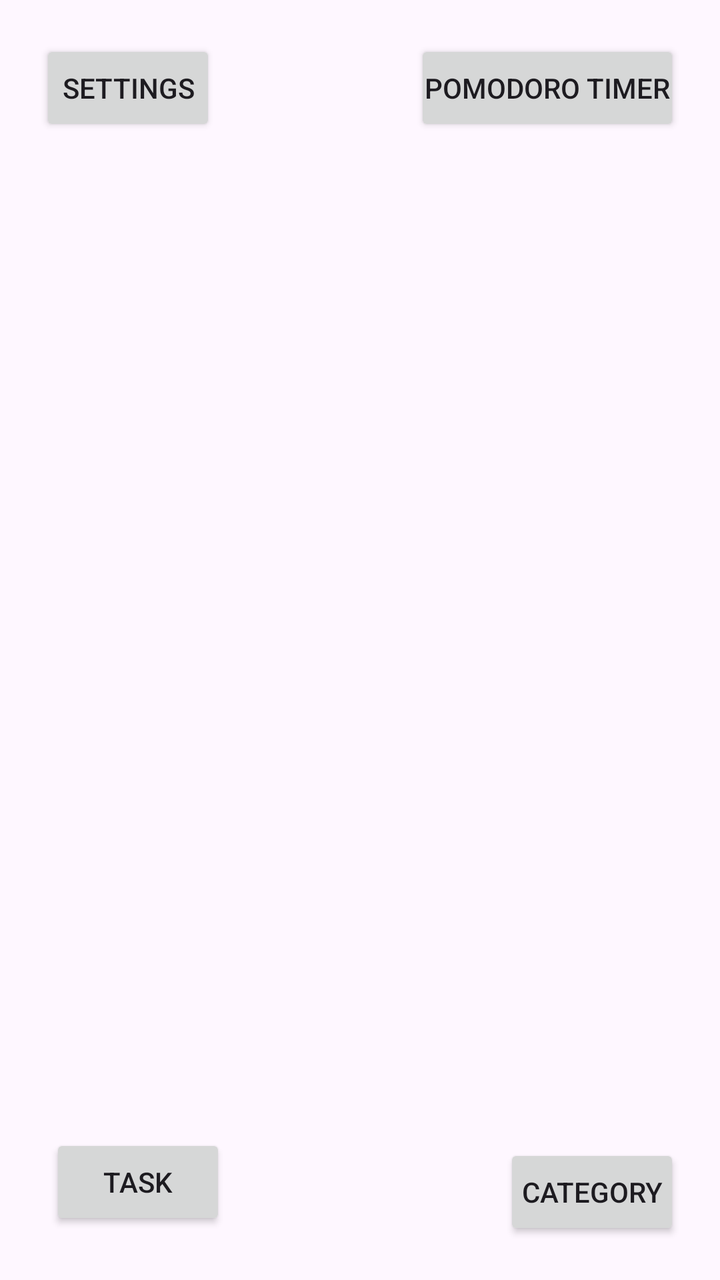
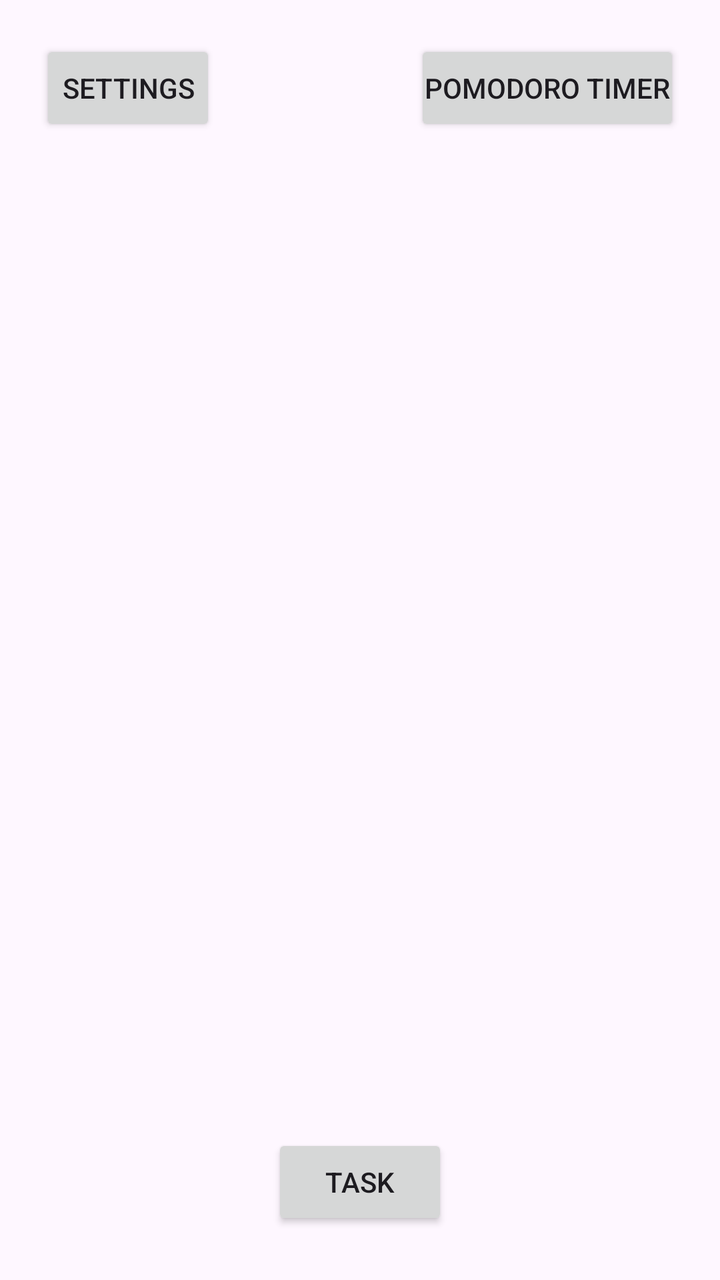

Two renders of the same Android screen: before a commit and after it. Below are the layout's source before the change and the commit's diff.
<!-- AndroidManifest.xml: application theme Theme.TaskManager_project_MDAD -->
<!-- res/layout/activity_main.xml -->
<?xml version="1.0" encoding="utf-8"?>
<RelativeLayout
    xmlns:android="http://schemas.android.com/apk/res/android"
    xmlns:app="http://schemas.android.com/apk/res-auto"
    xmlns:tools="http://schemas.android.com/tools"
    android:id="@+id/main"
    android:layout_width="match_parent"
    android:layout_height="match_parent"
    tools:context=".MainActivity">

    <Button
        android:id="@+id/settings_button"
        android:layout_height="wrap_content"
        android:layout_width="wrap_content"
        android:text="Settings"
        android:padding="5dp"
        android:layout_margin="20dp"
        android:layout_alignParentStart="true"
        android:layout_alignParentTop="true"
        app:icon="@drawable/baseline_app_settings_alt_24"
        />

    <Button
        android:id="@+id/pomodoro_button"
        android:layout_height="wrap_content"
        android:layout_width="wrap_content"
        android:text="Pomodoro Timer"
        android:padding="5dp"
        android:layout_margin="20dp"
        android:layout_alignParentTop="true"
        android:layout_alignParentEnd="true"
        app:icon="@drawable/baseline_av_timer_24"
        />





























    <androidx.recyclerview.widget.RecyclerView
        android:layout_width="match_parent"
        android:layout_height="match_parent"
        android:layout_marginTop="100dp"
        android:id="@+id/todoListRecyclerView">


    </androidx.recyclerview.widget.RecyclerView>

    <Button
        android:id="@+id/new_task_button"
        android:layout_height="wrap_content"
        android:layout_width="wrap_content"
        android:text="Task"
        android:layout_alignParentBottom="true"
        android:padding="5dp"
        android:layout_margin="25dp"
        app:icon="@drawable/baseline_add_24"
        />

    <Button
        android:id="@+id/new_category_button"
        android:layout_height="wrap_content"
        android:layout_width="wrap_content"
        android:text="Category"
        android:layout_alignParentBottom="true"
        android:layout_alignParentEnd="true"
        android:padding="5dp"
        android:layout_margin="20dp"
        app:icon="@drawable/baseline_add_24"
        />

</RelativeLayout>
<!-- resources referenced by this layout -->
<resources>
  <!-- drawable baseline_add_24 (drawable) -->
  <vector xmlns:android="http://schemas.android.com/apk/res/android" android:height="24dp" android:tint="#000000" android:viewportHeight="24" android:viewportWidth="24" android:width="24dp">
        
      <path android:fillColor="@android:color/white" android:pathData="M19,13h-6v6h-2v-6H5v-2h6V5h2v6h6v2z"/>
      
  </vector>
  <!-- drawable baseline_app_settings_alt_24 (drawable) -->
  <vector xmlns:android="http://schemas.android.com/apk/res/android" android:height="24dp" android:tint="#000000" android:viewportHeight="24" android:viewportWidth="24" android:width="24dp">
        
      <path android:fillColor="@android:color/white" android:pathData="M21.81,12.74l-0.82,-0.63v-0.22l0.8,-0.63c0.16,-0.12 0.2,-0.34 0.1,-0.51l-0.85,-1.48c-0.07,-0.13 -0.21,-0.2 -0.35,-0.2 -0.05,0 -0.1,0.01 -0.15,0.03l-0.95,0.38c-0.08,-0.05 -0.11,-0.07 -0.19,-0.11l-0.15,-1.01c-0.03,-0.21 -0.2,-0.36 -0.4,-0.36h-1.71c-0.2,0 -0.37,0.15 -0.4,0.34l-0.14,1.01c-0.03,0.02 -0.07,0.03 -0.1,0.05l-0.09,0.06 -0.95,-0.38c-0.05,-0.02 -0.1,-0.03 -0.15,-0.03 -0.14,0 -0.27,0.07 -0.35,0.2l-0.85,1.48c-0.1,0.17 -0.06,0.39 0.1,0.51l0.8,0.63v0.23l-0.8,0.63c-0.16,0.12 -0.2,0.34 -0.1,0.51l0.85,1.48c0.07,0.13 0.21,0.2 0.35,0.2 0.05,0 0.1,-0.01 0.15,-0.03l0.95,-0.37c0.08,0.05 0.12,0.07 0.2,0.11l0.15,1.01c0.03,0.2 0.2,0.34 0.4,0.34h1.71c0.2,0 0.37,-0.15 0.4,-0.34l0.15,-1.01c0.03,-0.02 0.07,-0.03 0.1,-0.05l0.09,-0.06 0.95,0.38c0.05,0.02 0.1,0.03 0.15,0.03 0.14,0 0.27,-0.07 0.35,-0.2l0.85,-1.48c0.1,-0.17 0.06,-0.39 -0.1,-0.51zM18,13.5c-0.83,0 -1.5,-0.67 -1.5,-1.5s0.67,-1.5 1.5,-1.5 1.5,0.67 1.5,1.5 -0.67,1.5 -1.5,1.5zM17,17h2v4c0,1.1 -0.9,2 -2,2H7c-1.1,0 -2,-0.9 -2,-2V3c0,-1.1 0.9,-2 2,-2h10c1.1,0 2,0.9 2,2v4h-2V6H7v12h10v-1z"/>
      
  </vector>
  <!-- drawable baseline_av_timer_24 (drawable) -->
  <vector xmlns:android="http://schemas.android.com/apk/res/android" android:height="24dp" android:tint="#000000" android:viewportHeight="24" android:viewportWidth="24" android:width="24dp">
        
      <path android:fillColor="@android:color/white" android:pathData="M11,17c0,0.55 0.45,1 1,1s1,-0.45 1,-1 -0.45,-1 -1,-1 -1,0.45 -1,1zM11,3v4h2L13,5.08c3.39,0.49 6,3.39 6,6.92 0,3.87 -3.13,7 -7,7s-7,-3.13 -7,-7c0,-1.68 0.59,-3.22 1.58,-4.42L12,13l1.41,-1.41 -6.8,-6.8v0.02C4.42,6.45 3,9.05 3,12c0,4.97 4.02,9 9,9 4.97,0 9,-4.03 9,-9s-4.03,-9 -9,-9h-1zM18,12c0,-0.55 -0.45,-1 -1,-1s-1,0.45 -1,1 0.45,1 1,1 1,-0.45 1,-1zM6,12c0,0.55 0.45,1 1,1s1,-0.45 1,-1 -0.45,-1 -1,-1 -1,0.45 -1,1z"/>
      
  </vector>
  <style name="Theme.TaskManager_project_MDAD" parent="Base.Theme.TaskManager_project_MDAD" />
  <style name="Base.Theme.TaskManager_project_MDAD" parent="Theme.Material3.DayNight.NoActionBar">
          
          
      </style>
</resources>

<!-- the commit's change to res/layout/activity_main.xml (unified diff, before → after) -->
@@ -75,21 +75,11 @@
         android:layout_width="wrap_content"
         android:text="Task"
         android:layout_alignParentBottom="true"
+        android:layout_centerHorizontal="true"
         android:padding="5dp"
         android:layout_margin="25dp"
         app:icon="@drawable/baseline_add_24"
         />
 
-    <Button
-        android:id="@+id/new_category_button"
-        android:layout_height="wrap_content"
-        android:layout_width="wrap_content"
-        android:text="Category"
-        android:layout_alignParentBottom="true"
-        android:layout_alignParentEnd="true"
-        android:padding="5dp"
-        android:layout_margin="20dp"
-        app:icon="@drawable/baseline_add_24"
-        />
 
 </RelativeLayout>
